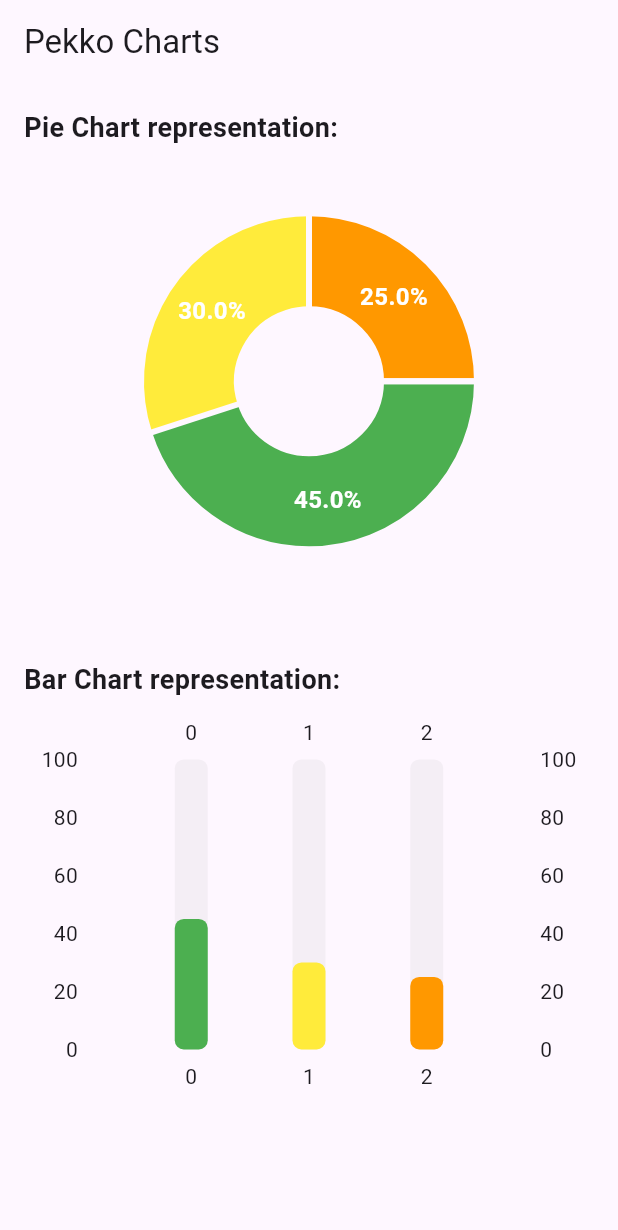
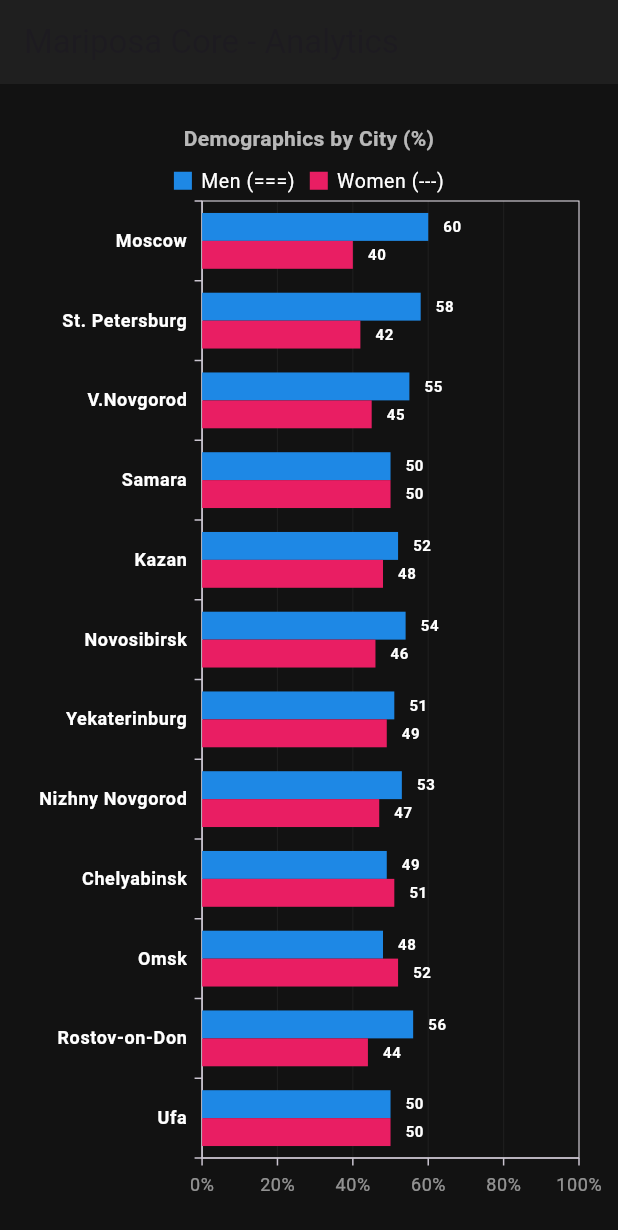
Before and after one commit to mitrakov/mariposa, a Flutter app: the screen it shows after launch, on a phone screen of 412 x 824 dp. Shown: the top 1230 px of the screen. Run offline on Flutter 3.47's test engine with Material 3 defaults, Android fonts, the phone set to English and light mode, and no system bars; drawn by our look-alikes of fl_chart; our stand-ins replace syncfusion_flutter_charts.

Commit message:
Mariposa-Charts Flutter: add SyncFusion library

```diff
--- a/mariposa-charts/lib/barchart.dart
+++ b/mariposa-charts/lib/barchart.dart
@@ -1,43 +1,43 @@
-import 'package:fl_chart/fl_chart.dart';
-import 'package:flutter/material.dart';
-import 'package:mariposa/chartdata.dart';
-
-class BeautifulBarChart extends StatelessWidget {
-  final List<ChartData> dataList;
-
-  const BeautifulBarChart({super.key, required this.dataList});
-
-  @override
-  Widget build(BuildContext context) {
-    return AspectRatio(
-      aspectRatio: 1.5,
-      child: BarChart(
-        BarChartData(
-          borderData: FlBorderData(show: false), // Hide ugly borders
-          gridData: const FlGridData(show: false), // Clean look
-          barGroups: dataList.asMap().entries.map((entry) {
-            int index = entry.key;
-            ChartData data = entry.value;
-
-            return BarChartGroupData(
-              x: index,
-              barRods: [
-                BarChartRodData(
-                  toY: data.value,
-                  color: Color(data.colorHex),
-                  width: 22,
-                  borderRadius: BorderRadius.circular(6), // Rounded tops
-                  backDrawRodData: BackgroundBarChartRodData(
-                    show: true,
-                    toY: 100, // Background track effect
-                    color: Colors.grey.withValues(alpha: 0.1),
-                  ),
-                ),
-              ],
-            );
-          }).toList(),
-        ),
-      ),
-    );
-  }
-}
+// import 'package:fl_chart/fl_chart.dart';
+// import 'package:flutter/material.dart';
+// import 'package:mariposa/chartdata.dart';
+//
+// class BeautifulBarChart extends StatelessWidget {
+//   final List<ChartData> dataList;
+//
+//   const BeautifulBarChart({super.key, required this.dataList});
+//
+//   @override
+//   Widget build(BuildContext context) {
+//     return AspectRatio(
+//       aspectRatio: 1.5,
+//       child: BarChart(
+//         BarChartData(
+//           borderData: FlBorderData(show: false), // Hide ugly borders
+//           gridData: const FlGridData(show: false), // Clean look
+//           barGroups: dataList.asMap().entries.map((entry) {
+//             int index = entry.key;
+//             ChartData data = entry.value;
+//
+//             return BarChartGroupData(
+//               x: index,
+//               barRods: [
+//                 BarChartRodData(
+//                   toY: data.value,
+//                   color: Color(data.colorHex),
+//                   width: 22,
+//                   borderRadius: BorderRadius.circular(6), // Rounded tops
+//                   backDrawRodData: BackgroundBarChartRodData(
+//                     show: true,
+//                     toY: 100, // Background track effect
+//                     color: Colors.grey.withValues(alpha: 0.1),
+//                   ),
+//                 ),
+//               ],
+//             );
+//           }).toList(),
+//         ),
+//       ),
+//     );
+//   }
+// }
--- a/mariposa-charts/lib/chartdata.dart
+++ b/mariposa-charts/lib/chartdata.dart
@@ -1,15 +1,15 @@
 class ChartData {
-  final String label;
-  final double value;
-  final int colorHex;
+  final String rowKey;
+  final double men;
+  final double women;
 
-  ChartData({required this.label, required this.value, required this.colorHex});
+  ChartData({required this.rowKey, required this.men, required this.women});
 
   factory ChartData.fromJson(Map<String, dynamic> json) {
     return ChartData(
-      label: json['label'],
-      value: (json['value'] as num).toDouble(),
-      colorHex: int.parse(json['color']),
+      rowKey: json['rowKey'],
+      men: (json['men'] as num).toDouble(),
+      women: (json['women'] as num).toDouble(),
     );
   }
 }
--- a/mariposa-charts/lib/main.dart
+++ b/mariposa-charts/lib/main.dart
@@ -2,6 +2,7 @@ import 'dart:convert';
 import 'package:flutter/material.dart';
 import 'package:mariposa/barchart.dart';
 import 'package:mariposa/chartdata.dart';
+import 'package:mariposa/mariposapage2.dart';
 import 'package:mariposa/piechart.dart';
 
 void main() {
@@ -15,7 +16,7 @@ class MyApp extends StatelessWidget {
   Widget build(BuildContext context) {
     return MaterialApp(
       debugShowCheckedModeBanner: false,
-      home: const ChartScreen(),
+      home: const MariposaScrollableChart(),
     );
   }
 }
@@ -29,9 +30,10 @@ class ChartScreen extends StatelessWidget {
 
     const jsonString = '''
     [
-      {"label": "Apples", "value": 45, "color": "0xFF4CAF50"},
-      {"label": "Bananas", "value": 30, "color": "0xFFFFEB3B"},
-      {"label": "Oranges", "value": 25, "color": "0xFFFF9800"}
+      {"rowkey":"Moscow",         "Men": 60, "Women": 40},
+      {"rowkey":"St. Petersburg", "Men": 58, "Women": 42},
+      {"rowkey":"Novgorod",       "Men": 55, "Women": 45},
+      {"rowkey":"Samara",         "Men": 50, "Women": 50}
     ]
     ''';
 
@@ -60,11 +62,7 @@ class ChartScreen extends StatelessWidget {
               children: [
                 const Text('Pie Chart representation:', style: TextStyle(fontSize: 18, fontWeight: FontWeight.bold)),
                 const SizedBox(height: 10),
-                BeautifulPieChart(dataList: data),
-                const SizedBox(height: 40),
-                const Text('Bar Chart representation:', style: TextStyle(fontSize: 18, fontWeight: FontWeight.bold)),
-                const SizedBox(height: 10),
-                BeautifulBarChart(dataList: data),
+                //BarChart(dataList: data),   // from fl_chart.dart
               ],
             ),
           );
--- /dev/null
+++ b/mariposa-charts/lib/mariposapage2.dart
@@ -0,0 +1,120 @@
+import 'package:flutter/material.dart';
+import 'package:syncfusion_flutter_charts/charts.dart';
+
+class MariposaScrollableChart extends StatelessWidget {
+  const MariposaScrollableChart({Key? key}) : super(key: key);
+
+  // 💡 JSON extendido con más ciudades para forzar el comportamiento de scroll
+  final List<Map<String, dynamic>> demographicData = const [
+    {"rowkey": "Moscow", "Men": 60.0, "Women": 40.0},
+    {"rowkey": "St. Petersburg", "Men": 58.0, "Women": 42.0},
+    {"rowkey": "V.Novgorod", "Men": 55.0, "Women": 45.0},
+    {"rowkey": "Samara", "Men": 50.0, "Women": 50.0},
+    {"rowkey": "Kazan", "Men": 52.0, "Women": 48.0},
+    {"rowkey": "Novosibirsk", "Men": 54.0, "Women": 46.0},
+    {"rowkey": "Yekaterinburg", "Men": 51.0, "Women": 49.0},
+    {"rowkey": "Nizhny Novgorod", "Men": 53.0, "Women": 47.0},
+    {"rowkey": "Chelyabinsk", "Men": 49.0, "Women": 51.0},
+    {"rowkey": "Omsk", "Men": 48.0, "Women": 52.0},
+    {"rowkey": "Rostov-on-Don", "Men": 56.0, "Women": 44.0},
+    {"rowkey": "Ufa", "Men": 50.0, "Women": 50.0},
+  ];
+
+  @override
+  Widget build(BuildContext context) {
+    final List<_CityDemographics> chartData = demographicData.map((json) {
+      return _CityDemographics(
+        city: json["rowkey"] as String,
+        men: (json["Men"] as num).toDouble(),
+        women: (json["Women"] as num).toDouble(),
+      );
+    }).toList();
+
+    return Scaffold(
+      backgroundColor: const Color(0xFF121212),
+      appBar: AppBar(
+        title: const Text('Mariposa Core - Analytics'),
+        backgroundColor: const Color(0xFF1F1F1F),
+        elevation: 0,
+      ),
+      body: Padding(
+        padding: const EdgeInsets.all(16.0),
+        child: SfCartesianChart(
+          backgroundColor: const Color(0xFF121212),
+          title: ChartTitle(
+              text: 'Demographics by City (%)',
+              textStyle: const TextStyle(color: Colors.white70, fontSize: 14, fontWeight: FontWeight.bold)
+          ),
+          legend: Legend(
+              isVisible: true,
+              position: LegendPosition.top,
+              textStyle: const TextStyle(color: Colors.white)
+          ),
+          tooltipBehavior: TooltipBehavior(enable: true),
+
+          // 💡 CONTROL DE SCROLL NATIVO: Habilita el paneo (arrastrar con el dedo)
+          zoomPanBehavior: ZoomPanBehavior(
+            enablePanning: true, // Permite deslizar la gráfica con el dedo/mouse
+            zoomMode: ZoomMode.y, // Restringe el scroll únicamente al eje de las ciudades
+          ),
+
+          // EJE X (Eje vertical de las categorías)
+          primaryXAxis: CategoryAxis(
+            isInversed: true,
+            labelStyle: const TextStyle(color: Colors.white, fontWeight: FontWeight.bold),
+            majorGridLines: const MajorGridLines(width: 0),
+
+            //initialVisibleMaximum: 5,
+            // 💡 MAGIA DEL SCROLL: Define cuántas ciudades se ven en pantalla al mismo tiempo
+            // Al poner 4, la app mostrará las primeras 4 ciudades de forma perfecta y cómoda,
+            // y las otras 8 quedarán ocultas en el scroll. ¡Ideal para la pantalla de un celular!
+            autoScrollingDelta: 8,
+            autoScrollingMode: AutoScrollingMode.start,
+          ),
+
+          // EJE Y (Eje horizontal de los porcentajes)
+          primaryYAxis: NumericAxis(
+            minimum: 0,
+            maximum: 100,
+            interval: 20,
+            labelFormat: '{value}%',
+            labelStyle: const TextStyle(color: Colors.white54),
+            majorGridLines: MajorGridLines(color: Colors.white.withOpacity(0.05)),
+          ),
+
+          series: <CartesianSeries<_CityDemographics, String>>[
+            BarSeries<_CityDemographics, String>(
+              name: 'Men (===)',
+              dataSource: chartData,
+              xValueMapper: (_CityDemographics data, _) => data.city,
+              yValueMapper: (_CityDemographics data, _) => data.men,
+              color: const Color(0xFF1E88E5),
+              dataLabelSettings: const DataLabelSettings(
+                  isVisible: true,
+                  textStyle: TextStyle(color: Colors.white, fontSize: 10, fontWeight: FontWeight.bold)
+              ),
+            ),
+            BarSeries<_CityDemographics, String>(
+              name: 'Women (---)',
+              dataSource: chartData,
+              xValueMapper: (_CityDemographics data, _) => data.city,
+              yValueMapper: (_CityDemographics data, _) => data.women,
+              color: const Color(0xFFE91E63),
+              dataLabelSettings: const DataLabelSettings(
+                  isVisible: true,
+                  textStyle: TextStyle(color: Colors.white, fontSize: 10, fontWeight: FontWeight.bold)
+              ),
+            )
+          ],
+        ),
+      ),
+    );
+  }
+}
+
+class _CityDemographics {
+  final String city;
+  final double men;
+  final double women;
+  _CityDemographics({required this.city, required this.men, required this.women});
+}
--- a/mariposa-charts/lib/piechart.dart
+++ b/mariposa-charts/lib/piechart.dart
@@ -1,35 +1,35 @@
-import 'package:flutter/material.dart';
-import 'package:fl_chart/fl_chart.dart';
-import 'package:mariposa/chartdata.dart';
-
-class BeautifulPieChart extends StatelessWidget {
-  final List<ChartData> dataList;
-
-  const BeautifulPieChart({super.key, required this.dataList});
-
-  @override
-  Widget build(BuildContext context) {
-    return AspectRatio(
-      aspectRatio: 1.3,
-      child: PieChart(
-        PieChartData(
-          sectionsSpace: 4, // Modern spacing between slices
-          centerSpaceRadius: 50, // Turns it into a sleek donut chart
-          sections: dataList.map((data) {
-            return PieChartSectionData(
-              color: Color(data.colorHex),
-              value: data.value,
-              title: '${data.value}%',
-              radius: 60, // Width of the ring
-              titleStyle: const TextStyle(
-                fontSize: 16,
-                fontWeight: FontWeight.bold,
-                color: Colors.white,
-              ),
-            );
-          }).toList(),
-        ),
-      ),
-    );
-  }
-}
+// import 'package:flutter/material.dart';
+// import 'package:fl_chart/fl_chart.dart';
+// import 'package:mariposa/chartdata.dart';
+//
+// class BeautifulPieChart extends StatelessWidget {
+//   final List<ChartData> dataList;
+//
+//   const BeautifulPieChart({super.key, required this.dataList});
+//
+//   @override
+//   Widget build(BuildContext context) {
+//     return AspectRatio(
+//       aspectRatio: 1.3,
+//       child: PieChart(
+//         PieChartData(
+//           sectionsSpace: 4, // Modern spacing between slices
+//           centerSpaceRadius: 50, // Turns it into a sleek donut chart
+//           sections: dataList.map((data) {
+//             return PieChartSectionData(
+//               color: Color(data.colorHex),
+//               value: data.value,
+//               title: '${data.value}%',
+//               radius: 60, // Width of the ring
+//               titleStyle: const TextStyle(
+//                 fontSize: 16,
+//                 fontWeight: FontWeight.bold,
+//                 color: Colors.white,
+//               ),
+//             );
+//           }).toList(),
+//         ),
+//       ),
+//     );
+//   }
+// }
--- a/mariposa-charts/pubspec.yaml
+++ b/mariposa-charts/pubspec.yaml
@@ -10,6 +10,7 @@ dependencies:
   flutter:
     sdk: flutter
   fl_chart: 1.2.0        # charts
+  syncfusion_flutter_charts: 34.1.33
   http: 1.6.0            # http
 
 flutter:
```
Also changed, not shown: mariposa-charts/pubspec.lock.
